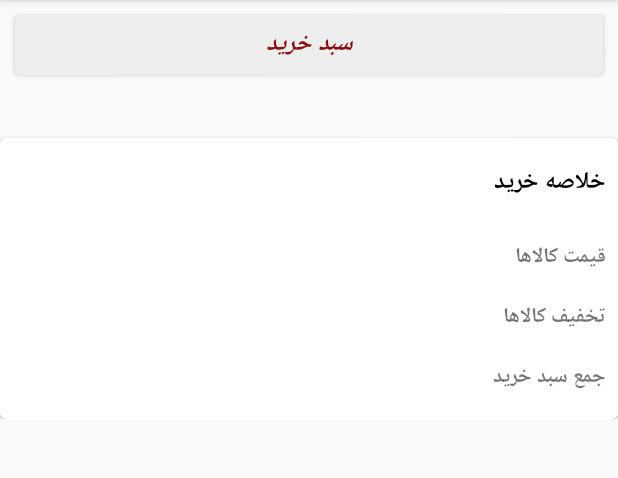
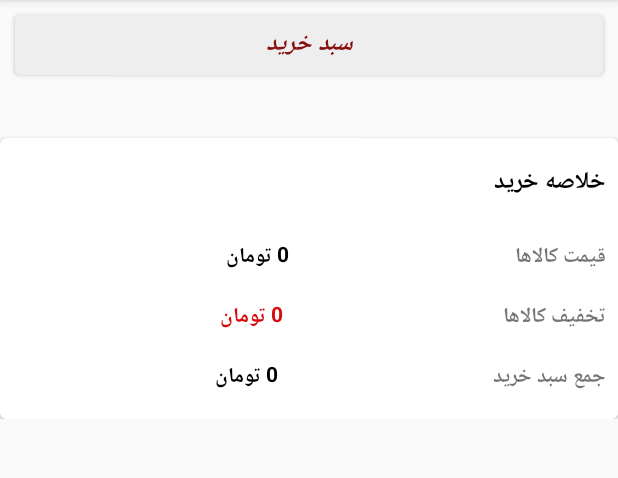
Before and after one commit to hosseinkasiri/Eco-Shop, an Android app: the fragment ShoppingCartFragment shown on its own in the app's theme, on a phone screen of 412 x 824 dp, the part 84-562 px from its top. Run offline under Robolectric (Android 15) with nearby library versions, the phone set to English and light mode, and no system bars; our stand-ins replace data binding; pictures from the network do not load.

Commit message:
show total prise in shoppingCart

```diff
--- a/app/src/main/java/com/example/ecoshop/shoppingCart/ShoppingCartViewModel.kt
+++ b/app/src/main/java/com/example/ecoshop/shoppingCart/ShoppingCartViewModel.kt
@@ -14,10 +14,22 @@ class ShoppingCartViewModel (application: Application): ViewModel() {
     private val _shoppedProducts = MutableLiveData<List<Product>>()
     val shoppedProducts : LiveData<List<Product>>
         get() = _shoppedProducts
+    private val _totalDiscounts = MutableLiveData<String>()
+    val totalDiscounts : LiveData<String>
+        get() = _totalDiscounts
+    private val _totalPrises = MutableLiveData<String>()
+    val totalPrises : LiveData<String>
+        get() = _totalPrises
+    private val _totalShopped = MutableLiveData<String>()
+    val totalShopped : LiveData<String>
+        get() = _totalShopped
 
     init {
         shopBagRepository = LocalShopBagRepository(application)
         getShopped()
+        getTotalDiscounts()
+        getTotalPrises()
+        getTotalShopped()
     }
 
     fun getShopped(){
@@ -28,4 +40,27 @@ class ShoppingCartViewModel (application: Application): ViewModel() {
         shopBagRepository.delete(product)
         getShopped()
     }
+
+    private fun getTotalShopped(){
+        val shopped = Integer.parseInt(_totalPrises.value) - Integer.parseInt(_totalDiscounts.value)
+        _totalShopped.value = shopped.toString()
+    }
+
+    private fun getTotalDiscounts(){
+        var discounts = 0
+        for (element in _shoppedProducts.value!!){
+            if (element.onSale){
+                discounts += (Integer.parseInt(element.regularPrice) - Integer.parseInt(element.price))
+            }
+        }
+        _totalDiscounts.value = discounts.toString()
+    }
+
+    private fun getTotalPrises(){
+        var prises = 0
+        for (element in _shoppedProducts.value!!){
+            prises += Integer.parseInt(element.regularPrice)
+        }
+        _totalPrises.value = prises.toString()
+    }
 }
--- a/app/src/main/res/layout/fragment_shopping_cart.xml
+++ b/app/src/main/res/layout/fragment_shopping_cart.xml
@@ -116,33 +116,36 @@
                             app:layout_constraintTop_toBottomOf="@+id/text3" />
 
                         <TextView
-                            android:id="@+id/prices_buy"
+                            android:id="@+id/totalPrises"
                             android:layout_width="wrap_content"
                             android:layout_height="wrap_content"
                             android:textColor="@color/black"
                             android:textStyle="bold"
+                            priceProduct="@{viewModel.totalPrises}"
                             app:layout_constraintEnd_toStartOf="@+id/text2"
                             app:layout_constraintStart_toStartOf="parent"
                             app:layout_constraintTop_toTopOf="@+id/text2"
                             app:layout_constraintBottom_toBottomOf="@+id/text2" />
 
                         <TextView
-                            android:id="@+id/Discounts_buy"
+                            android:id="@+id/totalDiscounts"
                             android:layout_width="wrap_content"
                             android:layout_height="wrap_content"
-                            android:textColor="@color/black"
+                            android:textColor="#D60B0B"
                             android:textStyle="bold"
+                            priceProduct="@{viewModel.totalDiscounts}"
                             app:layout_constraintEnd_toStartOf="@+id/text3"
                             app:layout_constraintStart_toStartOf="parent"
                             app:layout_constraintTop_toTopOf="@+id/text3"
                             app:layout_constraintBottom_toBottomOf="@+id/text3" />
 
                         <TextView
-                            android:id="@+id/boxPrice"
+                            android:id="@+id/totalShoppingCart"
                             android:layout_width="wrap_content"
                             android:layout_height="wrap_content"
                             android:textColor="@color/black"
                             android:textStyle="bold"
+                            priceProduct="@{viewModel.totalShopped}"
                             app:layout_constraintEnd_toStartOf="@+id/text4"
                             app:layout_constraintStart_toStartOf="parent"
                             app:layout_constraintTop_toTopOf="@+id/text4"
```
